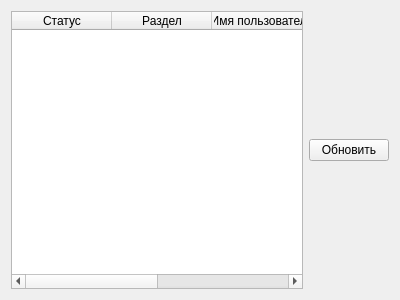
Old version of the form control/solutionsform.ui in the repository TheMrButcher/offline-mentor.
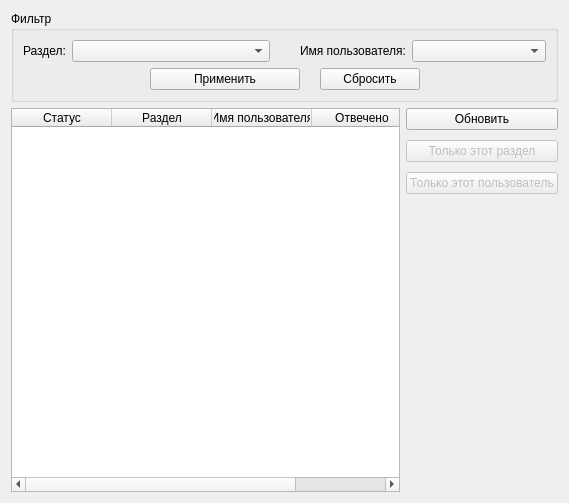
New version of the form. Icons and pictures are not drawn.

Commit message:
Добавил фильтрацию по имени пользователя или разделу
Closed #22

What changed in the file:
```diff
--- a/control/solutionsform.ui
+++ b/control/solutionsform.ui
@@ -6,13 +6,138 @@
    <rect>
     <x>0</x>
     <y>0</y>
-    <width>400</width>
-    <height>300</height>
+    <width>569</width>
+    <height>503</height>
    </rect>
   </property>
   <property name="windowTitle">
    <string>Form</string>
   </property>
+  <layout class="QVBoxLayout" name="verticalLayout_2">
+   <item>
+    <widget class="QGroupBox" name="groupBox">
+     <property name="title">
+      <string>Фильтр</string>
+     </property>
+     <layout class="QVBoxLayout" name="verticalLayout_3">
+      <item>
+       <layout class="QHBoxLayout" name="horizontalLayout_2">
+        <property name="spacing">
+         <number>30</number>
+        </property>
+        <item>
+         <layout class="QFormLayout" name="formLayout">
+          <property name="horizontalSpacing">
+           <number>6</number>
+          </property>
+          <item row="0" column="0">
+           <widget class="QLabel" name="label">
+            <property name="text">
+             <string>Раздел:</string>
+            </property>
+           </widget>
+          </item>
+          <item row="0" column="1">
+           <widget class="QComboBox" name="sectionNameComboBox">
+            <property name="maximumSize">
+             <size>
+              <width>400</width>
+              <height>16777215</height>
+             </size>
+            </property>
+           </widget>
+          </item>
+         </layout>
+        </item>
+        <item>
+         <layout class="QFormLayout" name="formLayout_2">
+          <property name="horizontalSpacing">
+           <number>6</number>
+          </property>
+          <item row="0" column="0">
+           <widget class="QLabel" name="label_2">
+            <property name="text">
+             <string>Имя пользователя:</string>
+            </property>
+           </widget>
+          </item>
+          <item row="0" column="1">
+           <widget class="QComboBox" name="userNameComboBox">
+            <property name="maximumSize">
+             <size>
+              <width>400</width>
+              <height>16777215</height>
+             </size>
+            </property>
+           </widget>
+          </item>
+         </layout>
+        </item>
+       </layout>
+      </item>
+      <item>
+       <layout class="QHBoxLayout" name="horizontalLayout_3">
+        <property name="spacing">
+         <number>20</number>
+        </property>
+        <item>
+         <spacer name="horizontalSpacer">
+          <property name="orientation">
+           <enum>Qt::Horizontal</enum>
+          </property>
+          <property name="sizeHint" stdset="0">
+           <size>
+            <width>40</width>
+            <height>20</height>
+           </size>
+          </property>
+         </spacer>
+        </item>
+        <item>
+         <widget class="QPushButton" name="applyFilterButton">
+          <property name="minimumSize">
+           <size>
+            <width>150</width>
+            <height>0</height>
+           </size>
+          </property>
+          <property name="text">
+           <string>Применить</string>
+          </property>
+         </widget>
+        </item>
+        <item>
+         <widget class="QPushButton" name="resetFilterButton">
+          <property name="minimumSize">
+           <size>
+            <width>100</width>
+            <height>0</height>
+           </size>
+          </property>
+          <property name="text">
+           <string>Сбросить</string>
+          </property>
+         </widget>
+        </item>
+        <item>
+         <spacer name="horizontalSpacer_2">
+          <property name="orientation">
+           <enum>Qt::Horizontal</enum>
+          </property>
+          <property name="sizeHint" stdset="0">
+           <size>
+            <width>40</width>
+            <height>20</height>
+           </size>
+          </property>
+         </spacer>
+        </item>
+       </layout>
+      </item>
+     </layout>
+    </widget>
+   </item>
+   <item>
   <layout class="QHBoxLayout" name="horizontalLayout">
    <item>
     <widget class="QTableWidget" name="tableWidget">
@@ -58,8 +183,17 @@
    </item>
    <item>
     <layout class="QVBoxLayout" name="verticalLayout">
+       <property name="spacing">
+        <number>10</number>
+       </property>
      <item>
       <widget class="QPushButton" name="updateButton">
+         <property name="minimumSize">
+          <size>
+           <width>100</width>
+           <height>0</height>
+          </size>
+         </property>
        <property name="text">
         <string>Обновить</string>
        </property>
@@ -68,6 +202,61 @@
          <normaloff>:/icons/refresh.png</normaloff>:/icons/refresh.png</iconset>
        </property>
       </widget>
+       </item>
+       <item>
+        <widget class="QPushButton" name="selectSectionButton">
+         <property name="enabled">
+          <bool>false</bool>
+         </property>
+         <property name="minimumSize">
+          <size>
+           <width>100</width>
+           <height>0</height>
+          </size>
+         </property>
+         <property name="text">
+          <string>Только этот раздел</string>
+         </property>
+         <property name="icon">
+          <iconset resource="resources.qrc">
+           <normaloff>:/icons/section.png</normaloff>:/icons/section.png</iconset>
+         </property>
+        </widget>
+       </item>
+       <item>
+        <widget class="QPushButton" name="selectUserButton">
+         <property name="enabled">
+          <bool>false</bool>
+         </property>
+         <property name="minimumSize">
+          <size>
+           <width>100</width>
+           <height>0</height>
+          </size>
+         </property>
+         <property name="text">
+          <string>Только этот пользователь</string>
+         </property>
+         <property name="icon">
+          <iconset resource="resources.qrc">
+           <normaloff>:/icons/user.png</normaloff>:/icons/user.png</iconset>
+         </property>
+        </widget>
+       </item>
+       <item>
+        <spacer name="verticalSpacer">
+         <property name="orientation">
+          <enum>Qt::Vertical</enum>
+         </property>
+         <property name="sizeHint" stdset="0">
+          <size>
+           <width>20</width>
+           <height>40</height>
+          </size>
+         </property>
+        </spacer>
+       </item>
+      </layout>
      </item>
     </layout>
    </item>
```
Lines whose indentation alone changed are shown as unchanged. The commit also changes 12 other files.
